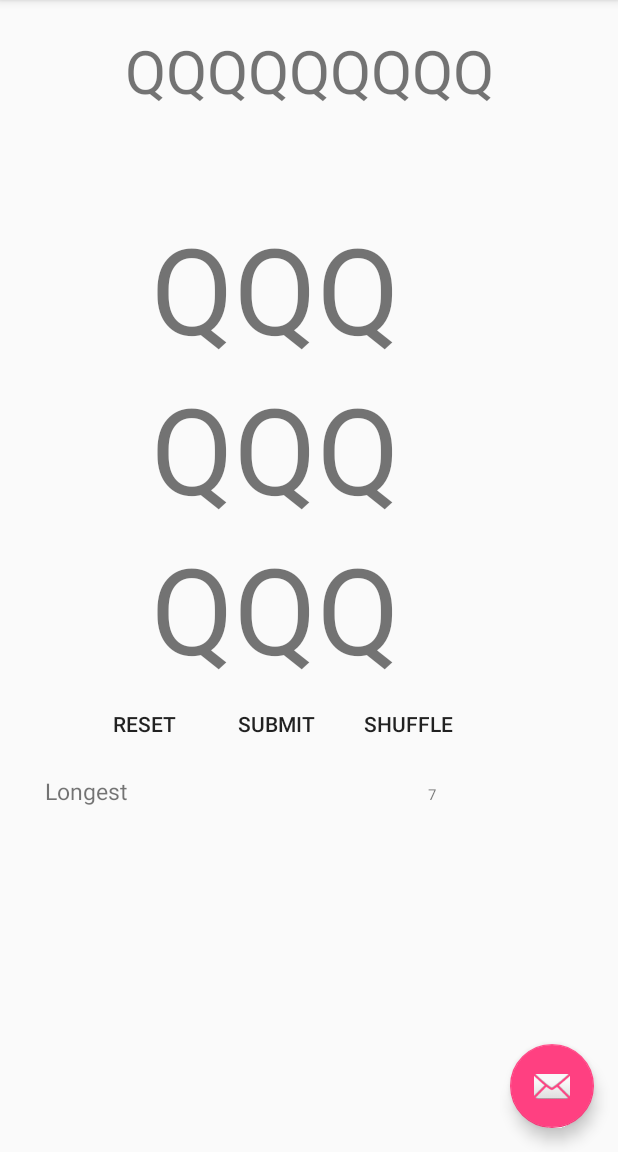
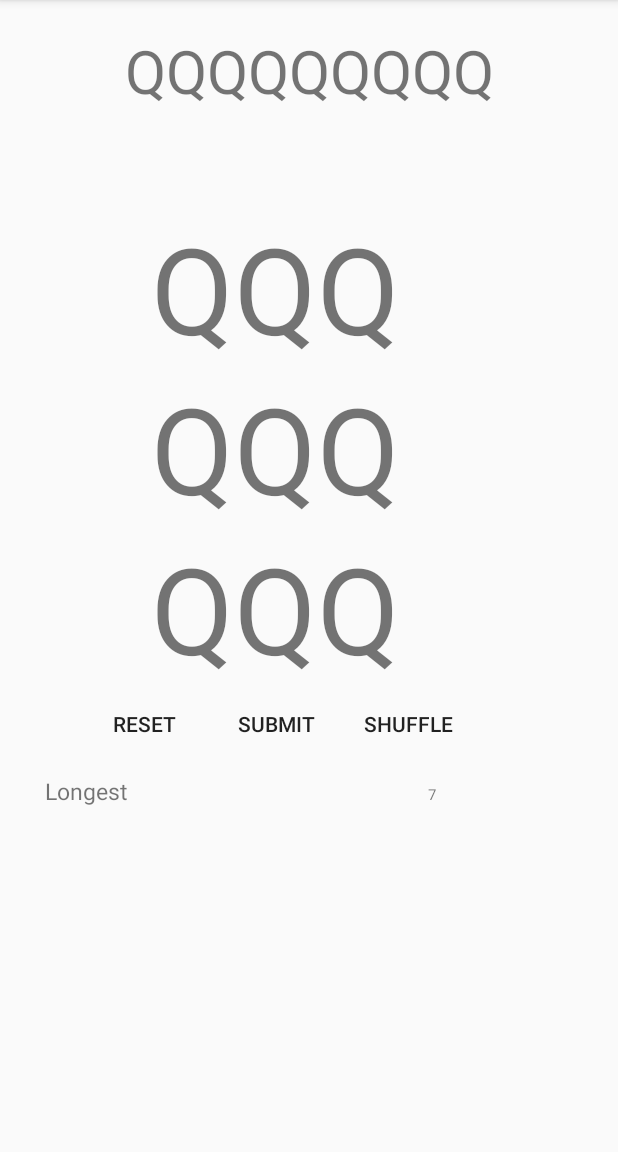
Before and after one commit to seamus91g/WordFox, an Android app: the screen it shows after launch (MainActivity), on a phone screen of 412 x 824 dp, the part 84-1236 px from its top. Run offline under Robolectric (Android 15) with nearby library versions, the phone set to English and light mode, and no system bars.

Commit message:
Removed FAB. Other minor comments etc.

```diff
--- a/app/src/main/java/com/example/seamus/wordfox/MainActivity.java
+++ b/app/src/main/java/com/example/seamus/wordfox/MainActivity.java
@@ -59,7 +59,7 @@ public class MainActivity extends AppCompatActivity
         resetTV = (TextView) findViewById(R.id.resetButton);
         submitTV = (TextView) findViewById(R.id.submitButton);
         shuffleTV = (TextView) findViewById(R.id.shuffleButton);
-
+// consider changing to xml function onClick
         resetTV.setOnTouchListener(new View.OnTouchListener() {
             @Override
             public boolean onTouch(View v, MotionEvent event) {
@@ -211,15 +211,6 @@ public class MainActivity extends AppCompatActivity
 
         // cell3.setOnTouchListener(this);
 
-        FloatingActionButton fab = (FloatingActionButton) findViewById(R.id.fab);
-        fab.setOnClickListener(new View.OnClickListener() {
-            @Override
-            public void onClick(View view) {
-                Snackbar.make(view, "Replace with your own action", Snackbar.LENGTH_LONG)
-                        .setAction("Action", null).show();
-            }
-        });
-
         DrawerLayout drawer = (DrawerLayout) findViewById(R.id.drawer_layout);
         ActionBarDrawerToggle toggle = new ActionBarDrawerToggle(
                 this, drawer, toolbar, R.string.navigation_drawer_open, R.string.navigation_drawer_close);
--- a/app/src/main/res/layout/app_bar_main.xml
+++ b/app/src/main/res/layout/app_bar_main.xml
@@ -22,12 +22,5 @@
 
     <include layout="@layout/content_main" />
 
-    <android.support.design.widget.FloatingActionButton
-        android:id="@+id/fab"
-        android:layout_width="wrap_content"
-        android:layout_height="wrap_content"
-        android:layout_gravity="bottom|end"
-        android:layout_margin="@dimen/fab_margin"
-        app:srcCompat="@android:drawable/ic_dialog_email" />
 
 </android.support.design.widget.CoordinatorLayout>
--- a/app/src/main/res/layout/content_main.xml
+++ b/app/src/main/res/layout/content_main.xml
@@ -144,7 +144,7 @@
             style="@style/Base.Widget.AppCompat.Button.Borderless"
             android:layout_width="wrap_content"
             android:layout_height="wrap_content"
-            android:text="RESET" />
+            android:text="@string/reset" />
 
         <Button
             android:id="@+id/submitButton"
--- a/app/src/main/res/values/strings.xml
+++ b/app/src/main/res/values/strings.xml
@@ -5,4 +5,5 @@
     <string name="navigation_drawer_close">Close navigation drawer</string>
 
     <string name="action_settings">Settings</string>
+    <string name="reset">RESET</string>
 </resources>
```
